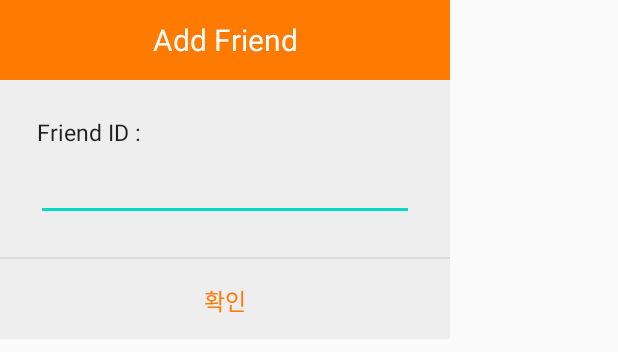
After one commit to Mobile-and-Ubiquitous-Computing-2020-1/team2, an Android app: the layout popup_layout.xml on its own in the app's theme, with its tools: preview values and no code run, on a phone screen of 412 x 824 dp. The commit adds this screen. Shown: the top 352 px of the screen. Run offline under Robolectric (Android 15) with nearby library versions, the phone set to English and light mode, and no system bars.

Commit message:
Implement add friend function

```diff
--- a/Android/app/src/main/AndroidManifest.xml
+++ b/Android/app/src/main/AndroidManifest.xml
@@ -16,6 +16,7 @@
                 <category android:name="android.intent.category.LAUNCHER" />
             </intent-filter>
         </activity>
+        <activity android:name=".AddFriendPopupActivity" android:theme="@android:style/Theme.Dialog"></activity>
     </application>
 
 </manifest>
--- a/Android/app/src/main/java/com/example/android/MainActivity.java
+++ b/Android/app/src/main/java/com/example/android/MainActivity.java
@@ -2,7 +2,9 @@ package com.example.android;
 
 import androidx.appcompat.app.AppCompatActivity;
 
+import android.content.Intent;
 import android.os.Bundle;
+import android.view.View;
 
 public class MainActivity extends AppCompatActivity {
 
--- a/Android/app/src/main/res/layout/activity_rank.xml
+++ b/Android/app/src/main/res/layout/activity_rank.xml
@@ -30,6 +30,7 @@
 
     </androidx.coordinatorlayout.widget.CoordinatorLayout>
     <Button
+        android:id="@+id/start_button"
         android:layout_gravity="bottom"
         android:text="Start"
         android:layout_alignParentBottom="true"
--- /dev/null
+++ b/Android/app/src/main/res/layout/popup_layout.xml
@@ -0,0 +1,70 @@
+<?xml version="1.0" encoding="utf-8"?>
+<LinearLayout xmlns:android="http://schemas.android.com/apk/res/android"
+    android:background="#eeeeee"
+    android:orientation="vertical"
+    android:layout_width="300dp"
+    android:layout_height="wrap_content">
+
+    <!-- 타이틀바 -->
+    <LinearLayout
+        android:orientation="horizontal"
+        android:layout_width="match_parent"
+        android:layout_height="wrap_content">
+        <TextView
+            android:text="Add Friend"
+            android:textSize="20sp"
+            android:textColor="#fff"
+            android:gravity="center"
+            android:background="#ff7a00"
+            android:layout_width="match_parent"
+            android:layout_height="53dp" />
+    </LinearLayout>
+    <!-- //end 타이틀바 -->
+
+    <!-- Notice -->
+    <LinearLayout
+        android:padding="24dp"
+        android:orientation="vertical"
+        android:layout_width="match_parent"
+        android:layout_height="wrap_content">
+        <TextView
+            android:id="@+id/txtText"
+            android:text="Friend ID : "
+            android:textSize="15sp"
+            android:textColor="#000"
+            android:alpha="0.87"
+            android:gravity="center"
+            android:layout_marginBottom="3dp"
+            android:layout_width="wrap_content"
+            android:layout_height="wrap_content" />
+        <EditText
+            android:id="@+id/friendID"
+            android:layout_width="match_parent"
+            android:layout_height="wrap_content"/>
+    </LinearLayout>
+    <!-- Notice -->
+
+    <View
+        android:background="#66bdbdbd"
+        android:layout_width="match_parent"
+        android:layout_height="1dp" />
+
+    <!-- 닫기 버튼 -->
+    <LinearLayout
+        android:orientation="horizontal"
+        android:gravity="center"
+        android:layout_width="match_parent"
+        android:layout_height="wrap_content">
+        <Button
+            android:text="확인"
+            android:textSize="15sp"
+            android:textColor="#ff7a00"
+            android:padding="16dp"
+            android:gravity="center"
+            android:background="#00000000"
+            android:layout_width="match_parent"
+            android:layout_height="53dp"
+            android:onClick="mOnClose"/>
+    </LinearLayout>
+    <!--// 닫기 버튼 -->
+</LinearLayout>
--- a/Android/app/src/main/res/layout/toolbar.xml
+++ b/Android/app/src/main/res/layout/toolbar.xml
@@ -23,6 +23,7 @@
             android:layout_gravity="right"
             android:background="@android:drawable/ic_input_add"
             android:layout_width="wrap_content"
-            android:layout_height="wrap_content"/>
+            android:layout_height="wrap_content"
+            android:onClick="mOnPopupClick"/>
     </androidx.appcompat.widget.Toolbar>
 </LinearLayout>
```
Also changed, not shown: Android/app/src/main/java/com/example/android/AddFriendPopupActivity.java (added, +63 -0 lines), Android/app/src/main/java/com/example/android/RankActivity.java (+20 -7 lines), Android/app/src/main/res/layout/activity_main.xml (+5 -9 lines).
